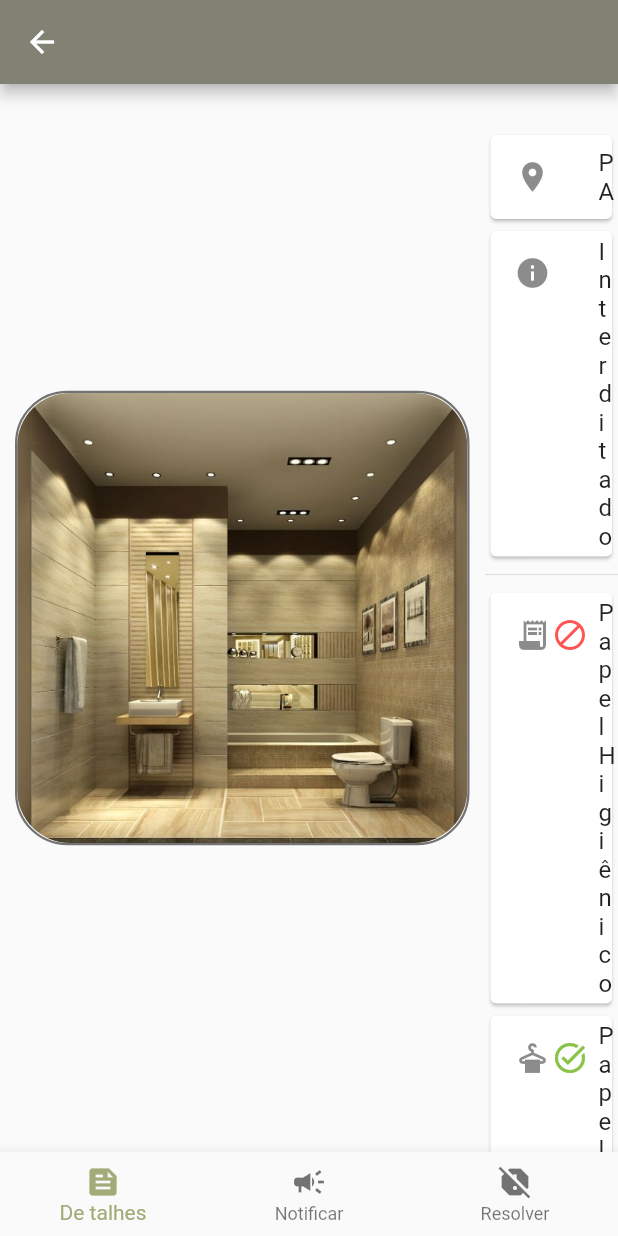
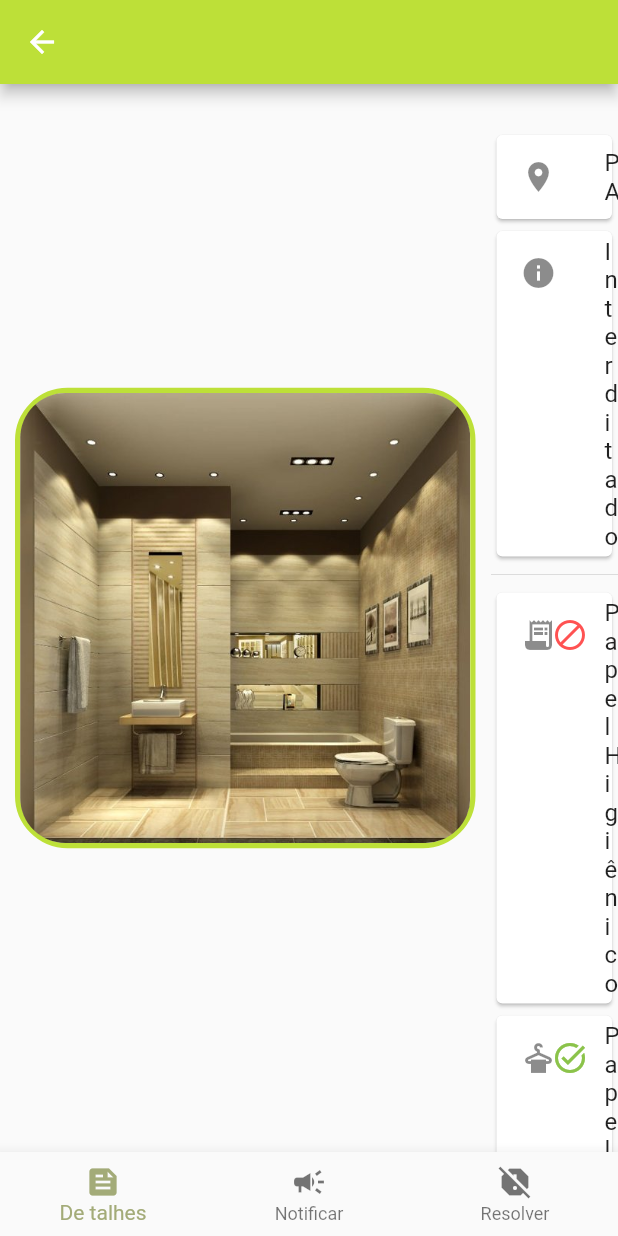
Before and after one commit to arthurgconti/MonBa-FT, a Flutter app: the HomeScreen screen opened directly, after a tap on "PA", on a phone screen of 412 x 824 dp. Run offline on Flutter 3.47's test engine with Material 2 defaults, Android fonts, the phone set to English and light mode, and no system bars; our stand-ins replace google_fonts.

Commit message:
home|banheiros_detalhes color adjustment

```diff
--- a/lib/views/banheiro_detalhes.dart
+++ b/lib/views/banheiro_detalhes.dart
@@ -19,9 +19,9 @@ class _BanheiroDetalhesScreenState extends State<BanheiroDetalhesScreen> {
           margin: const EdgeInsets.only(right: 10, left: 10),
           decoration: BoxDecoration(
               borderRadius: BorderRadius.circular(35),
-              border: Border.all(color: Colors.black54, width: 1.5)),
+              border: Border.all(color: Color.fromARGB(255, 189, 224, 56), width: 3.5)),
           child: ClipRRect(
-              borderRadius: BorderRadius.circular(35),
+              borderRadius: BorderRadius.circular(30),
               child: Image.asset(
                 'assets/images/banheiro.jpg',
                 width: 300,
@@ -124,10 +124,9 @@ class _BanheiroDetalhesScreenState extends State<BanheiroDetalhesScreen> {
   @override
   Widget build(BuildContext context) {
     return Scaffold(
-        appBar: AppBar(backgroundColor: const Color(0xff818274)),
-        body: IndexedStack(
-            index: _currentScreen,
-            children: [banheiroDetalhes(), BanheiroNotificarScreen()]),
+        appBar: AppBar(backgroundColor: const Color.fromARGB(255, 189, 224, 56)),
+        body:
+            IndexedStack(index: _currentScreen, children: [banheiroDetalhes()]),
         bottomNavigationBar: BottomNavigationBar(
           items: const [
             BottomNavigationBarItem(icon: Icon(Icons.feed), label: "De talhes"),
--- a/lib/views/home.dart
+++ b/lib/views/home.dart
@@ -33,7 +33,8 @@ class _HomeScreenState extends State<HomeScreen> {
 
   Widget bathroomImagesButton(
       String image1, String image2, BuildContext context,
-      {String nameBath1 = "", String nameBath2 = ""}) {
+      {String nameBath1 = "", String nameBath2 = "",}) {
+
     return Row(children: [
       ElevatedButton(
           style: ElevatedButton.styleFrom(
@@ -145,6 +146,7 @@ class _HomeScreenState extends State<HomeScreen> {
               ],
               mainAxisAlignment: MainAxisAlignment.center,
             ),
+            SizedBox(height: 25.0),
             Row(
               children: [
                 bathroomImagesButton('assets/images/banheiro.jpg',
```
